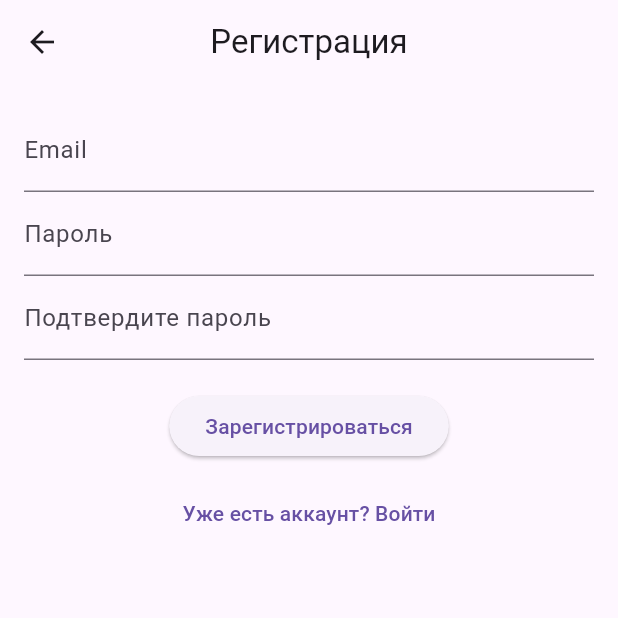
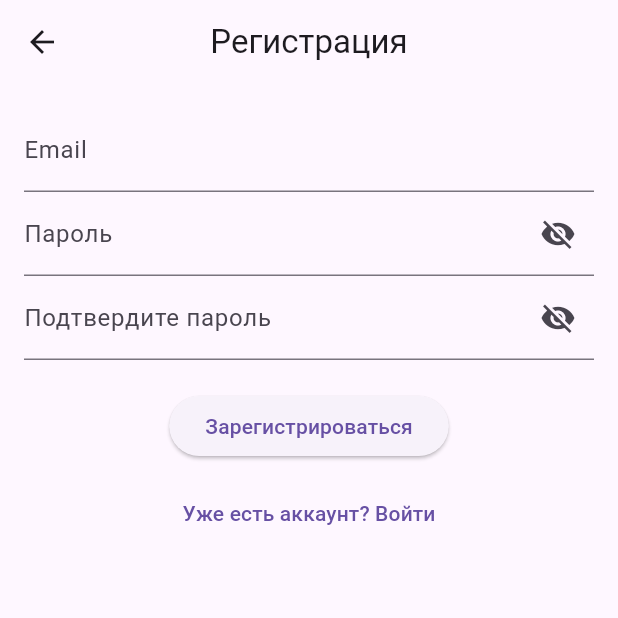
Before and after one commit to splf-jojo/homewidget, a Flutter app: the screen it shows after launch, after a tap on "Нет аккаунта? Зарегистрироваться", on a phone screen of 412 x 824 dp, the top half of it. Run offline on Flutter 3.47's test engine with Material 3 defaults, Android fonts, the phone set to English and light mode, and no system bars; our stand-ins replace cloud_firestore, firebase_auth, firebase_core, image_picker; missing offline and left inert: home_widget; accounts and stored records are empty.

```diff
--- a/lib/pages/login_page.dart
+++ b/lib/pages/login_page.dart
@@ -15,6 +15,7 @@ class _LoginPageState extends State<LoginPage> {
   String _email = '';
   String _password = '';
   bool _isLoading = false;
+  bool _isPasswordVisible = false; // Добавлено для управления видимостью пароля
 
   Future<void> _login() async {
     final isValid = _formKey.currentState?.validate();
@@ -55,7 +56,6 @@ class _LoginPageState extends State<LoginPage> {
   @override
   Widget build(BuildContext context) {
     final isDarkMode = Theme.of(context).brightness == Brightness.dark;
-    final textColor = isDarkMode ? Colors.white : Colors.black;
 
     return Scaffold(
       appBar: AppBar(
@@ -87,8 +87,22 @@ class _LoginPageState extends State<LoginPage> {
                   },
                 ),
                 TextFormField(
-                  decoration: InputDecoration(labelText: 'Пароль'),
-                  obscureText: true,
+                  decoration: InputDecoration(
+                    labelText: 'Пароль',
+                    suffixIcon: IconButton(
+                      icon: Icon(
+                        _isPasswordVisible
+                            ? Icons.visibility
+                            : Icons.visibility_off,
+                      ),
+                      onPressed: () {
+                        setState(() {
+                          _isPasswordVisible = !_isPasswordVisible;
+                        });
+                      },
+                    ),
+                  ),
+                  obscureText: !_isPasswordVisible,
                   validator: (value) {
                     if (value == null || value.isEmpty) {
                       return 'Пожалуйста, введите пароль';
@@ -108,7 +122,8 @@ class _LoginPageState extends State<LoginPage> {
                 TextButton(
                   onPressed: () {
                     Navigator.of(context).push(
-                      MaterialPageRoute(builder: (context) => RegisterPage()),
+                      MaterialPageRoute(
+                          builder: (context) => RegisterPage()),
                     );
                   },
                   child: Text('Нет аккаунта? Зарегистрироваться'),
--- a/lib/pages/register_page.dart
+++ b/lib/pages/register_page.dart
@@ -1,4 +1,3 @@
-// lib/pages/register_page.dart
 import 'package:flutter/material.dart';
 import 'package:firebase_auth/firebase_auth.dart';
 
@@ -13,6 +12,10 @@ class _RegisterPageState extends State<RegisterPage> {
   String _password = '';
   String _confirmPassword = '';
   bool _isLoading = false;
+
+  // Переменные для управления видимостью паролей
+  bool _isPasswordVisible = false;
+  bool _isConfirmPasswordVisible = false;
 
   Future<void> _register() async {
     final isValid = _formKey.currentState?.validate();
@@ -34,8 +37,6 @@ class _RegisterPageState extends State<RegisterPage> {
     try {
       UserCredential userCredential = await FirebaseAuth.instance
           .createUserWithEmailAndPassword(email: _email, password: _password);
-
-      // Дополнительная настройка пользователя (например, создание профиля в Firestore) может быть здесь
 
       Navigator.of(context).pop(); // Возвращаемся на предыдущий экран после регистрации
       ScaffoldMessenger.of(context).showSnackBar(
@@ -65,7 +66,6 @@ class _RegisterPageState extends State<RegisterPage> {
   @override
   Widget build(BuildContext context) {
     final isDarkMode = Theme.of(context).brightness == Brightness.dark;
-    final textColor = isDarkMode ? Colors.white : Colors.black;
 
     return Scaffold(
       appBar: AppBar(
@@ -97,8 +97,22 @@ class _RegisterPageState extends State<RegisterPage> {
                   },
                 ),
                 TextFormField(
-                  decoration: InputDecoration(labelText: 'Пароль'),
-                  obscureText: true,
+                  decoration: InputDecoration(
+                    labelText: 'Пароль',
+                    suffixIcon: IconButton(
+                      icon: Icon(
+                        _isPasswordVisible
+                            ? Icons.visibility
+                            : Icons.visibility_off,
+                      ),
+                      onPressed: () {
+                        setState(() {
+                          _isPasswordVisible = !_isPasswordVisible;
+                        });
+                      },
+                    ),
+                  ),
+                  obscureText: !_isPasswordVisible,
                   validator: (value) {
                     if (value == null || value.length < 6) {
                       return 'Пароль должен быть не менее 6 символов';
@@ -110,9 +124,23 @@ class _RegisterPageState extends State<RegisterPage> {
                   },
                 ),
                 TextFormField(
-                  decoration:
-                  InputDecoration(labelText: 'Подтвердите пароль'),
-                  obscureText: true,
+                  decoration: InputDecoration(
+                    labelText: 'Подтвердите пароль',
+                    suffixIcon: IconButton(
+                      icon: Icon(
+                        _isConfirmPasswordVisible
+                            ? Icons.visibility
+                            : Icons.visibility_off,
+                      ),
+                      onPressed: () {
+                        setState(() {
+                          _isConfirmPasswordVisible =
+                          !_isConfirmPasswordVisible;
+                        });
+                      },
+                    ),
+                  ),
+                  obscureText: !_isConfirmPasswordVisible,
                   validator: (value) {
                     if (value == null || value.length < 6) {
                       return 'Пароль должен быть не менее 6 символов';
--- a/pubspec.yaml
+++ b/pubspec.yaml
@@ -29,6 +29,7 @@ environment:
 # versions available, run `flutter pub outdated`.
 
 dependencies:
+  image_picker: ^0.8.7
   flutter:
     sdk: flutter
   home_widget: ^0.7.0
```
Also changed, not shown: lib/pages/profile_page.dart (+121 -64 lines), pubspec.lock.
